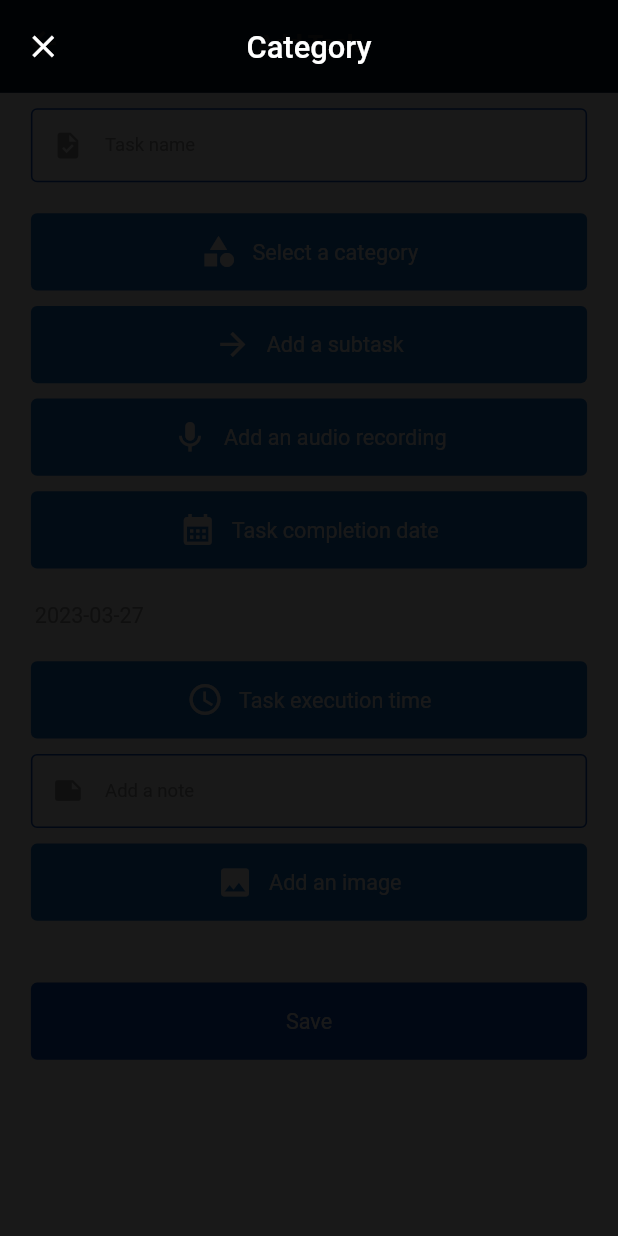
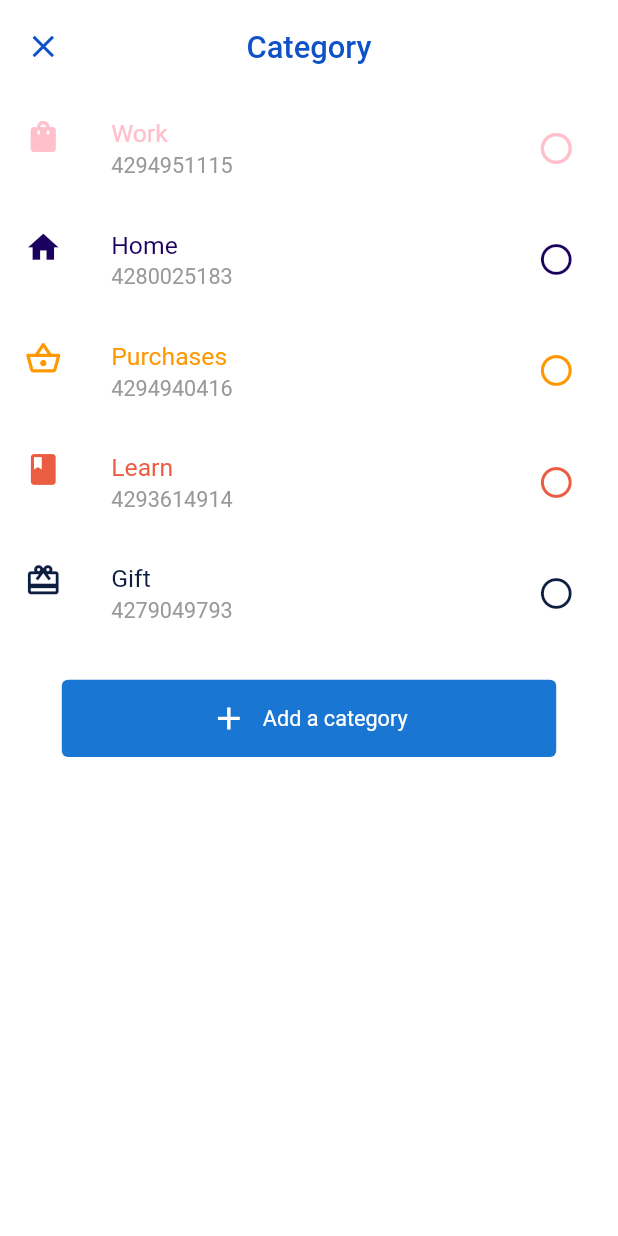
Before and after one commit to zahraerfani/todo, a Flutter app: the AddTask screen opened by its route, after a tap on "Select a category", on a phone screen of 412 x 824 dp. Run offline on Flutter 3.47's test engine with Material 2 defaults, Android fonts, the phone set to English and light mode, and no system bars; drawn by our look-alikes of loader_overlay; our stand-ins replace audioplayers, form_field_validator, hive, hive_flutter, image_picker, permission_handler and 2 more; missing offline and left inert: record; accounts and stored records are empty; Roboto replaces fonts that are missing (Overpass, bold, medium); statements that could not run were skipped.

Commit message:
add new category

```diff
--- a/lib/data/hive/hive_helpers.dart
+++ b/lib/data/hive/hive_helpers.dart
@@ -37,9 +37,9 @@ class HiveHelper {
 
     Hive.registerAdapter(SubTaskAdapter());
     Hive.registerAdapter(TaskAdapter());
-    Hive.registerAdapter(CategoryTaskAdapter());
     await Hive.openBox("subtask");
     await Hive.openBox("task");
+    Hive.registerAdapter(CategoryTaskAdapter());
     await Hive.openBox("category");
 
     // for (final element in HiveAdapterModels.hiveModels) {
--- a/lib/data/hive/models/category.dart
+++ b/lib/data/hive/models/category.dart
@@ -1,4 +1,3 @@
-import 'package:flutter/cupertino.dart';
 import 'package:hive/hive.dart';
 
 part '../adapters/category.g.dart';
@@ -8,9 +7,9 @@ class CategoryTask extends HiveObject {
   @HiveField(0)
   final String name;
   @HiveField(1)
-  final IconData? icon;
+  final int? icon;
   @HiveField(2)
-  final Color? color;
+  final int? color;
   CategoryTask({
     required this.name,
     required this.icon,
@@ -18,8 +17,8 @@ class CategoryTask extends HiveObject {
   });
   CategoryTask copyWith({
     String? name,
-    IconData? icon,
-    Color? color,
+    int? icon,
+    int? color,
   }) {
     return CategoryTask(
       name: name ?? this.name,
--- a/lib/data/hive/requests/category_request.dart
+++ b/lib/data/hive/requests/category_request.dart
@@ -6,6 +6,12 @@ import 'package:todo/data/hive/models/category.dart';
 class CategoryHiveRequest {
   static ValueListenable<Box> getCategoryList() {
     return Hive.box(HiveBoxNames.category).listenable();
+  }
+
+  static List<CategoryTask>? getCategoryListShow() {
+    List<CategoryTask> items =
+        Hive.box(HiveBoxNames.category).values.toList().cast();
+    return items;
   }
 
   static deleteCategory() {}
--- a/lib/data/hive/requests/task_request.dart
+++ b/lib/data/hive/requests/task_request.dart
@@ -8,7 +8,13 @@ class TaskHiveRequest {
     return Hive.box(HiveBoxNames.task).listenable();
   }
 
+  static List<Task> getTaskListShow() {
+    List<Task> items = Hive.box(HiveBoxNames.task).values.toList().cast();
+    return items;
+  }
+
   static deleteTask() {}
+
   static updateTask(int index, Task task) {
     Hive.box(HiveBoxNames.task).putAt(index, task);
   }
--- a/lib/screen/add_task/add_task.dart
+++ b/lib/screen/add_task/add_task.dart
@@ -1,13 +1,13 @@
 import 'package:flutter/material.dart';
-import 'package:hive/hive.dart';
 import 'package:image_picker/image_picker.dart';
 import 'package:intl/intl.dart';
 import 'package:record/record.dart';
 import 'package:todo/Utils/upload_image.dart';
 import 'package:todo/Utils/utils.dart';
 import 'package:todo/config/themes/my_drawing.dart';
-import 'package:todo/data/hive/boxes_name.dart';
+import 'package:todo/data/hive/models/category.dart';
 import 'package:todo/data/hive/models/task.dart';
+import 'package:todo/data/hive/requests/category_request.dart';
 import 'package:todo/data/hive/requests/task_request.dart';
 import 'package:todo/data/media_query/media_query.dart';
 import 'package:todo/data/media_query/space_between.dart';
@@ -66,7 +66,19 @@ class _AddTaskState extends State<AddTask> {
   }
 
   getCategoryList() {
-    Iterable x = Hive.box(HiveBoxNames.task).values;
+    List<CategoryTask>? items = CategoryHiveRequest.getCategoryListShow();
+    if (items != null && items.isEmpty) {
+      CategoryHiveRequest.addCategory(
+          CategoryTask(name: "Work", icon: 0xe59a, color: 0xFFFFC0CB));
+      CategoryHiveRequest.addCategory(
+          CategoryTask(name: "Home", icon: 0xe318, color: 0xFF1C005F));
+      CategoryHiveRequest.addCategory(
+          CategoryTask(name: "Purchases", icon: 0xf37e, color: 0xffFF9700));
+      CategoryHiveRequest.addCategory(
+          CategoryTask(name: "Learn", icon: 0xe0ef, color: 0XFFEB5D42));
+      CategoryHiveRequest.addCategory(
+          CategoryTask(name: "Gift", icon: 0xe13e, color: 0xff0D1E41));
+    }
   }
 
   @override
@@ -285,7 +297,10 @@ class _AddTaskState extends State<AddTask> {
         context: context,
         opacity: 0.8,
         title: "Category",
-        child: CategoryScreen());
+        color: MyColors.white,
+        iconColor: MyColors.primaryDark,
+        titleColor: MyColors.primaryDark,
+        child: const CategoryScreen());
   }
 
   audioModal() {
--- a/lib/screen/add_task/component/category_screen.dart
+++ b/lib/screen/add_task/component/category_screen.dart
@@ -1,4 +1,12 @@
 import 'package:flutter/material.dart';
+import 'package:hive_flutter/adapters.dart';
+import 'package:todo/config/themes/my_drawing.dart';
+import 'package:todo/data/hive/boxes_name.dart';
+import 'package:todo/data/hive/models/category.dart';
+import 'package:todo/data/media_query/space_between.dart';
+import 'package:todo/screen/add_task/component/add_category.dart';
+import 'package:todo/widgets/button/button_loading.dart';
+import 'package:todo/widgets/modal/modal.dart';
 
 class CategoryScreen extends StatefulWidget {
   const CategoryScreen({Key? key}) : super(key: key);
@@ -16,8 +24,62 @@ class _CategoryScreenState extends State<CategoryScreen> {
 
   @override
   Widget build(BuildContext context) {
-    return Column(
-      children: [],
+    return ValueListenableBuilder(
+      valueListenable: Hive.box(HiveBoxNames.category).listenable(),
+      builder: (context, Box box, widget) {
+        if (box.isEmpty) {
+          return const Center(
+            child: Text('Empty'),
+          );
+        } else {
+          return Column(
+            children: [
+              ListView.builder(
+                shrinkWrap: true,
+                itemCount: box.length,
+                itemBuilder: (context, index) {
+                  CategoryTask category = box.get(index);
+                  return ListTile(
+                    title: Text(
+                      category.name,
+                      style: TextStyle(color: Color(category.color!)),
+                    ),
+                    leading: Icon(
+                        IconData(category.icon!, fontFamily: 'MaterialIcons')),
+                    subtitle: Text(category.color.toString()),
+                    iconColor: Color(category.color!),
+                    trailing: IconButton(
+                      onPressed: () {},
+                      icon: const Icon(
+                        Icons.circle_outlined,
+                      ),
+                    ),
+                  );
+                },
+              ),
+              intermediate(20),
+              ButtonLoading(
+                loading: false,
+                showBoxShadow: false,
+                onTab: () => addCategoryModal(),
+                title: "Add a category",
+                icon: Icons.add,
+              )
+            ],
+          );
+        }
+      },
     );
   }
+
+  addCategoryModal() {
+    return ModalClass.showModalBottomPage(
+        context: context,
+        opacity: 0.8,
+        title: "New Category",
+        color: MyColors.white,
+        iconColor: MyColors.primaryDark,
+        titleColor: MyColors.primaryDark,
+        child: const AddCategory());
+  }
 }
--- a/lib/widgets/modal/modal.dart
+++ b/lib/widgets/modal/modal.dart
@@ -8,6 +8,9 @@ class ModalClass {
     required Widget child,
     double? opacity,
     String? title,
+    Color? color,
+    Color? iconColor,
+    Color? titleColor,
   }) async {
     final res = await showGeneralDialog(
       context: context,
@@ -21,24 +24,27 @@ class ModalClass {
         // your widget implementation
         return Scaffold(
           appBar: AppBar(
-              backgroundColor: Colors.black.withOpacity(opacity ?? 0.5),
+              backgroundColor:
+                  color ?? Colors.black.withOpacity(opacity ?? 0.5),
               toolbarHeight: 60,
               centerTitle: true,
               leading: IconButton(
-                  icon: const Icon(
+                  icon: Icon(
                     Icons.close,
-                    color: Colors.white,
+                    color: iconColor ?? Colors.white,
                   ),
                   onPressed: () {
                     Navigator.pop(context);
                   }),
               title: Text(
                 title ?? "Modal",
-                style: const TextStyle(
-                    color: Colors.white, fontFamily: 'Overpass', fontSize: 20),
+                style: TextStyle(
+                    color: titleColor ?? Colors.white,
+                    fontFamily: 'Overpass',
+                    fontSize: 20),
               ),
               elevation: 0.0),
-          backgroundColor: Colors.black.withOpacity(opacity ?? 0.5),
+          backgroundColor: color ?? Colors.black.withOpacity(opacity ?? 0.5),
           body: child,
         );
       },
```
Also changed, not shown: lib/data/const/const_data.dart (added, +48 -0 lines), lib/screen/add_task/component/add_category.dart (added, +80 -0 lines), lib/screen/add_task/component/select_color.dart (added, +65 -0 lines), lib/screen/add_task/component/select_icon.dart (added, +50 -0 lines), lib/data/hive/adapters/category.g.dart.
